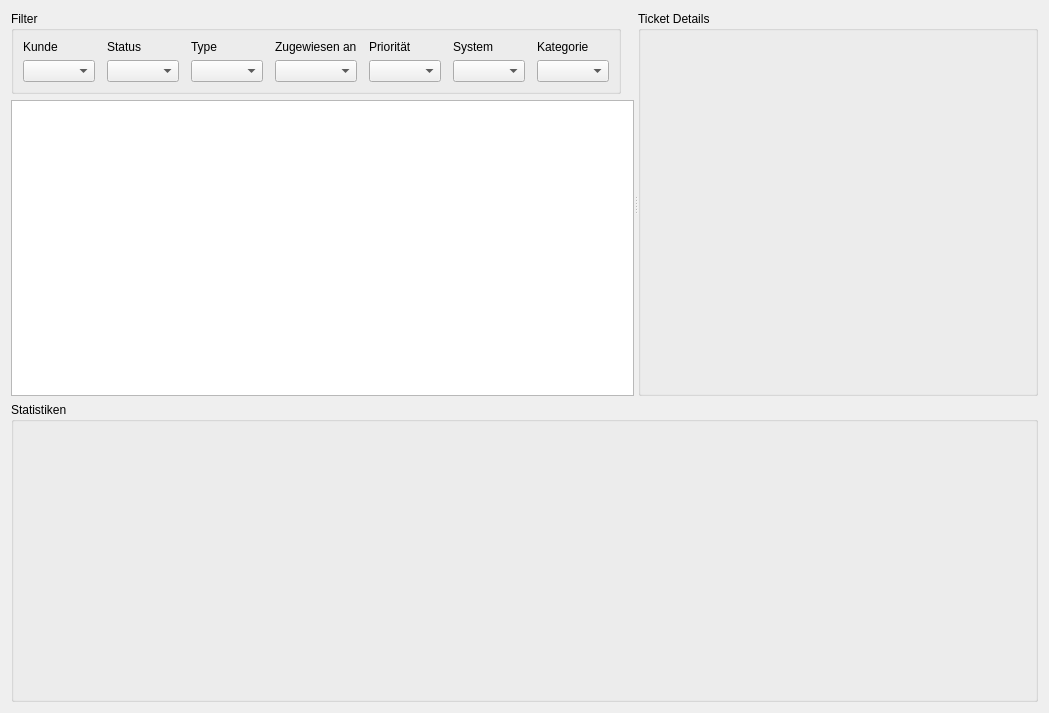
This is TicketsWidget.ui in ghannami/TicketSystem as Qt 5 draws it before an edit. The edited form follows.
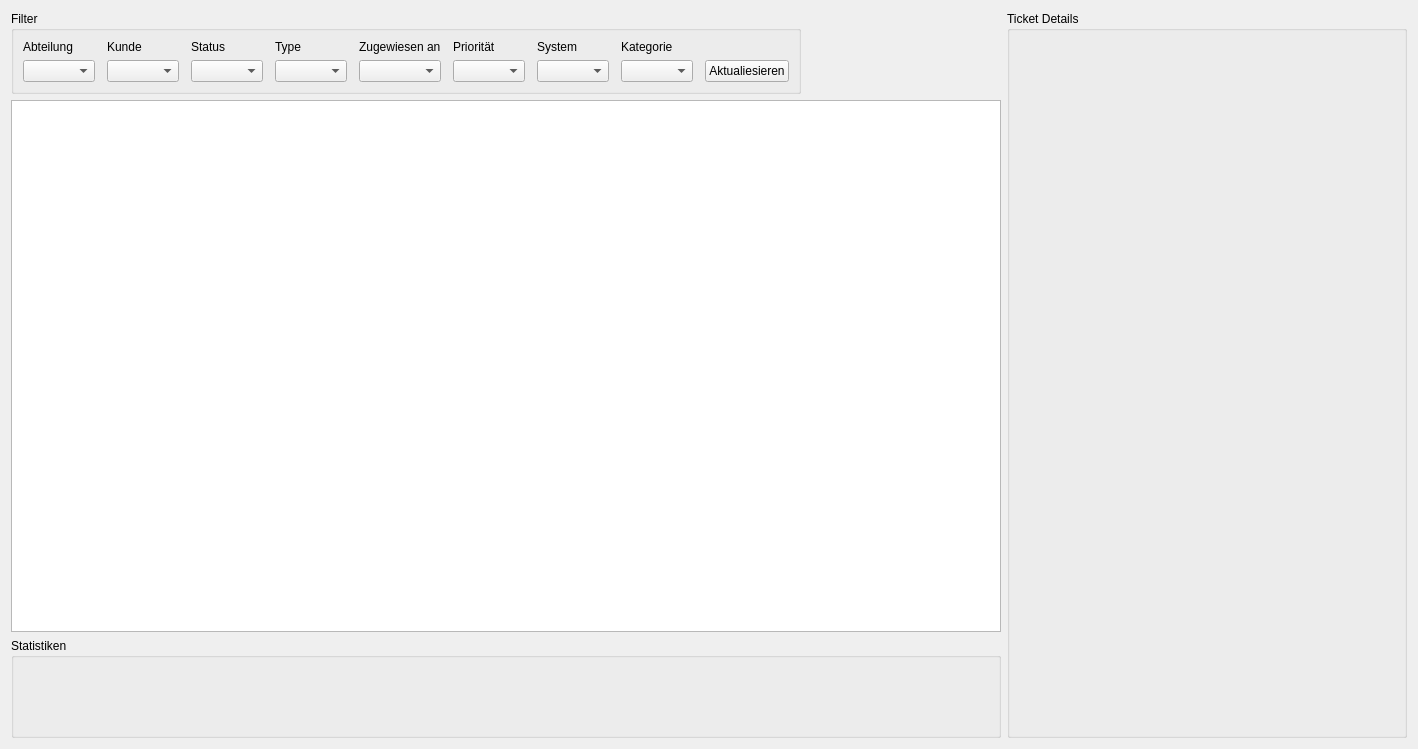
This is the edited form. Icons and pictures are not drawn.

Commit message: Added: tracking changes advanced ticket details added department and deadline to ticket

The edit to the form file:
```diff
--- a/TicketsWidget.ui
+++ b/TicketsWidget.ui
@@ -6,20 +6,17 @@
    <rect>
     <x>0</x>
     <y>0</y>
-    <width>973</width>
-    <height>713</height>
+    <width>1418</width>
+    <height>749</height>
    </rect>
   </property>
   <property name="windowTitle">
    <string>Form</string>
   </property>
-  <layout class="QVBoxLayout" name="verticalLayout_2">
+  <layout class="QHBoxLayout" name="horizontalLayout">
    <item>
-    <widget class="QSplitter" name="splitter">
-     <property name="orientation">
-      <enum>Qt::Horizontal</enum>
-     </property>
-     <widget class="QWidget" name="">
+    <layout class="QVBoxLayout" name="verticalLayout_2">
+     <item>
       <layout class="QVBoxLayout" name="verticalLayout">
        <item>
         <layout class="QHBoxLayout" name="horizontalLayout_2">
@@ -32,76 +29,93 @@
             <property name="horizontalSpacing">
              <number>12</number>
             </property>
-            <item row="1" column="3">
+            <item row="0" column="4">
+             <widget class="QLabel" name="label_2">
+              <property name="text">
+               <string>Zugewiesen an</string>
+              </property>
+             </widget>
+            </item>
+            <item row="1" column="4">
              <widget class="QComboBox" name="toUserBox"/>
             </item>
-            <item row="1" column="5">
+            <item row="1" column="6">
              <widget class="QComboBox" name="systemBox"/>
             </item>
-            <item row="0" column="2">
+            <item row="0" column="3">
              <widget class="QLabel" name="label_4">
               <property name="text">
                <string>Type</string>
               </property>
              </widget>
             </item>
-            <item row="1" column="2">
+            <item row="1" column="3">
              <widget class="QComboBox" name="typeBox"/>
             </item>
-            <item row="0" column="1">
+            <item row="0" column="2">
              <widget class="QLabel" name="label">
               <property name="text">
                <string>Status</string>
               </property>
              </widget>
             </item>
-            <item row="1" column="6">
+            <item row="1" column="7">
              <widget class="QComboBox" name="unitCategorieBox"/>
             </item>
-            <item row="1" column="1">
+            <item row="1" column="2">
              <widget class="QComboBox" name="stateBox"/>
             </item>
-            <item row="0" column="6">
+            <item row="0" column="7">
              <widget class="QLabel" name="label_5">
               <property name="text">
                <string>Kategorie</string>
               </property>
              </widget>
             </item>
-            <item row="0" column="5">
+            <item row="0" column="6">
              <widget class="QLabel" name="label_6">
               <property name="text">
                <string>System</string>
               </property>
              </widget>
             </item>
-            <item row="0" column="3">
-             <widget class="QLabel" name="label_2">
-              <property name="text">
-               <string>Zugewiesen an</string>
-              </property>
-             </widget>
-            </item>
-            <item row="1" column="4">
+            <item row="1" column="5">
              <widget class="QComboBox" name="priorityBox"/>
             </item>
-            <item row="0" column="4">
+            <item row="0" column="5">
              <widget class="QLabel" name="label_3">
               <property name="text">
                <string>Priorität</string>
               </property>
              </widget>
             </item>
-            <item row="0" column="0">
+            <item row="0" column="1">
              <widget class="QLabel" name="label_7">
               <property name="text">
                <string>Kunde</string>
               </property>
              </widget>
             </item>
-            <item row="1" column="0">
+            <item row="1" column="1">
              <widget class="QComboBox" name="customerBox"/>
             </item>
+            <item row="0" column="0">
+             <widget class="QLabel" name="label_8">
+              <property name="text">
+               <string>Abteilung</string>
+              </property>
+             </widget>
+            </item>
+            <item row="1" column="0">
+             <widget class="QComboBox" name="department"/>
+            </item>
+            <item row="1" column="8">
+             <widget class="QPushButton" name="updateFilters">
+              <property name="text">
+               <string>Aktualiesieren</string>
+              </property>
+             </widget>
+            </item>
            </layout>
           </widget>
          </item>
@@ -138,48 +152,50 @@
         </widget>
        </item>
       </layout>
-     </widget>
-     <widget class="QGroupBox" name="ticketDetailsWidget">
-      <property name="sizePolicy">
-       <sizepolicy hsizetype="Fixed" vsizetype="Preferred">
-        <horstretch>0</horstretch>
-        <verstretch>0</verstretch>
-       </sizepolicy>
-      </property>
-      <property name="minimumSize">
-       <size>
-        <width>400</width>
-        <height>0</height>
-       </size>
-      </property>
-      <property name="maximumSize">
-       <size>
-        <width>400</width>
-        <height>16777215</height>
-       </size>
-      </property>
-      <property name="title">
-       <string>Ticket Details</string>
-      </property>
-     </widget>
-    </widget>
+     </item>
+     <item>
+      <widget class="QGroupBox" name="statisticWidget">
+       <property name="minimumSize">
+        <size>
+         <width>0</width>
+         <height>100</height>
+        </size>
+       </property>
+       <property name="maximumSize">
+        <size>
+         <width>16777215</width>
+         <height>300</height>
+        </size>
+       </property>
+       <property name="title">
+        <string>Statistiken</string>
+       </property>
+      </widget>
+     </item>
+    </layout>
    </item>
    <item>
-    <widget class="QGroupBox" name="statisticWidget">
+    <widget class="QGroupBox" name="ticketDetailsWidget">
+     <property name="sizePolicy">
+      <sizepolicy hsizetype="Fixed" vsizetype="Preferred">
+       <horstretch>0</horstretch>
+       <verstretch>0</verstretch>
+      </sizepolicy>
+     </property>
      <property name="minimumSize">
       <size>
-       <width>0</width>
-       <height>100</height>
+       <width>400</width>
+       <height>0</height>
       </size>
      </property>
      <property name="maximumSize">
       <size>
-       <width>16777215</width>
-       <height>300</height>
+       <width>400</width>
+       <height>16777215</height>
       </size>
      </property>
      <property name="title">
-      <string>Statistiken</string>
+      <string>Ticket Details</string>
      </property>
     </widget>
    </item>
```
The commit also changes 41 other files.
